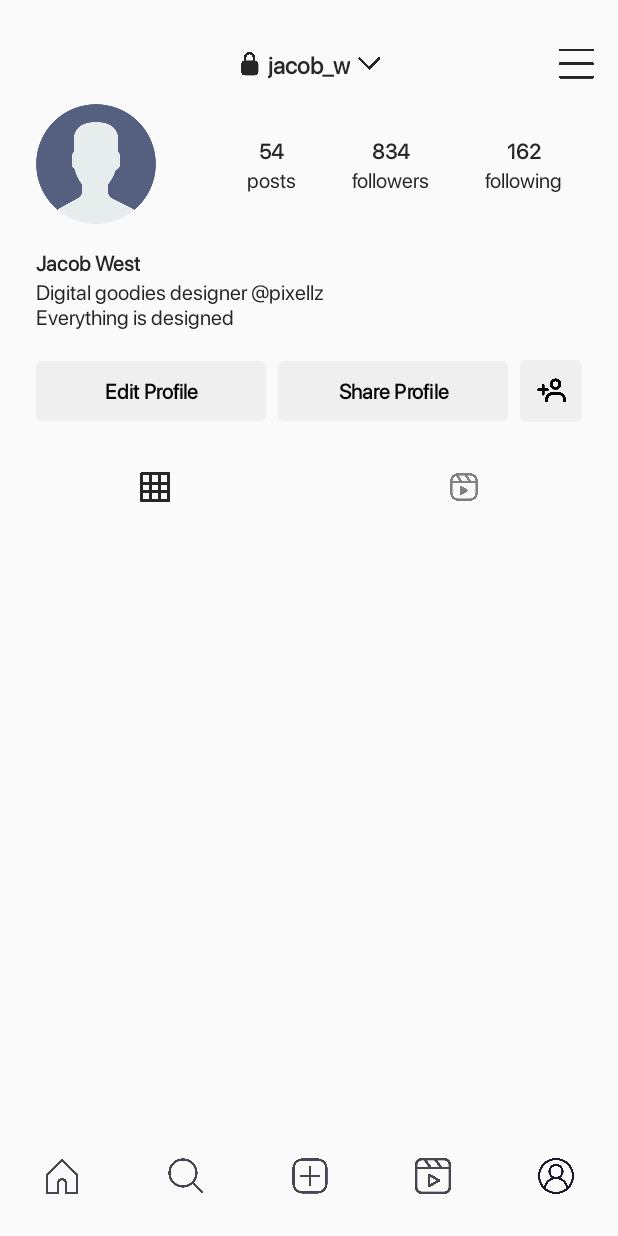
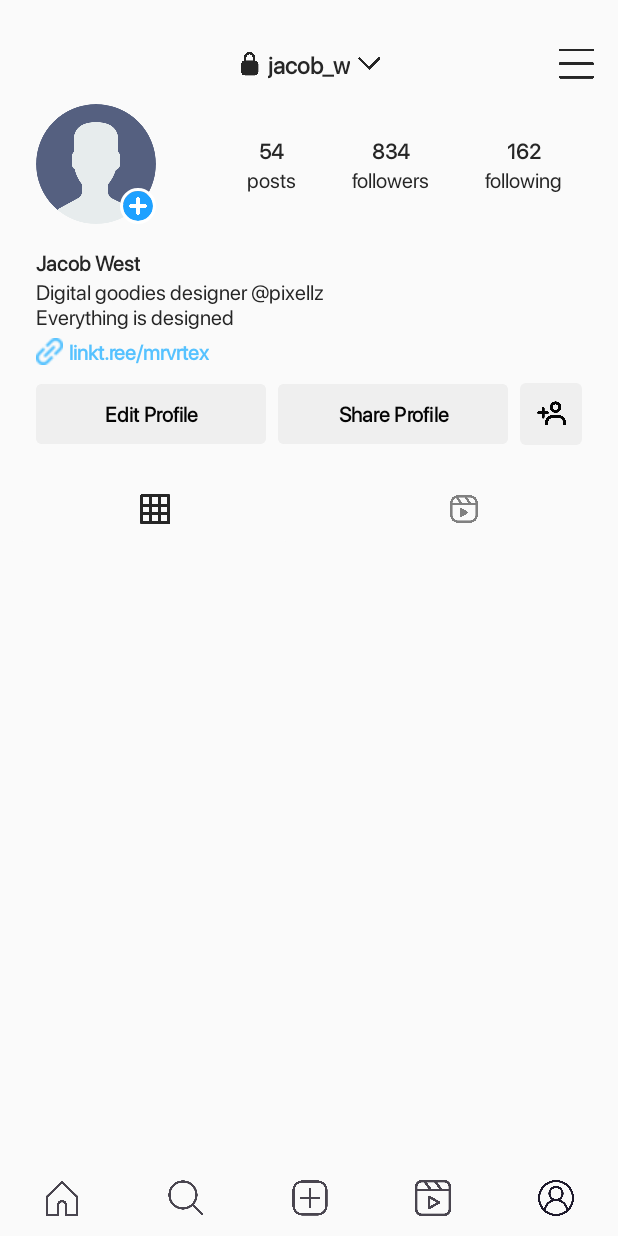
Before and after one commit to subhajit-rajak/instagram-clone, an Android app: the screen it shows after launch once a user with an empty profile is signed in (Home), item 5 of the bottom bar chosen, on a phone screen of 412 x 824 dp. Run offline under Robolectric (Android 15) with nearby library versions, the phone set to English and light mode, and no system bars; our stand-ins replace CircleImageView, Firebase (no records; nobody signed in at launch, a user with empty details on screens opened directly), Picasso, navigation-ui; libraries missing offline, so code that uses them is left out: com.github.marlonlom.utilities; pictures from the network do not load; Roboto replaces fonts that are not available here; 9 statements that could not run were skipped.

Commit message:
Fixed like button and added Website in Profile section

```diff
--- a/app/src/main/java/com/subhajitrajak/instagramclone/adapters/PostAdapter.kt
+++ b/app/src/main/java/com/subhajitrajak/instagramclone/adapters/PostAdapter.kt
@@ -44,7 +44,7 @@ class PostAdapter(var context: Context, private var postList: ArrayList<Post>):
             }
         } catch (_: Exception) {}
 
-        Glide.with(context).load(postList[position].postUrl).placeholder(R.drawable.loading).into(holder.binding.postImage)
+        Glide.with(context).load(postList[position].postUrl).into(holder.binding.postImage)
         holder.binding.time.text= TimeAgo.using(postList[position].time)
 
         var isLiked = false
--- a/app/src/main/res/layout/activity_home.xml
+++ b/app/src/main/res/layout/activity_home.xml
@@ -8,7 +8,7 @@
     <com.google.android.material.bottomnavigation.BottomNavigationView
         android:id="@+id/nav_view"
         android:layout_width="0dp"
-        android:layout_height="wrap_content"
+        android:layout_height="50dp"
         android:background="@color/white"
         app:labelVisibilityMode="unlabeled"
         app:layout_constraintBottom_toBottomOf="parent"
--- a/app/src/main/res/layout/fragment_home.xml
+++ b/app/src/main/res/layout/fragment_home.xml
@@ -62,7 +62,7 @@
                     android:layout_height="20dp"
                     android:src="@drawable/add"
                     app:civ_border_color="@color/bg_light"
-                    app:civ_border_width="0sp"
+                    app:civ_border_width="2sp"
                     app:layout_constraintBottom_toBottomOf="@+id/profilePic"
                     app:layout_constraintEnd_toEndOf="@+id/profilePic"
                     app:layout_constraintHorizontal_bias="1.0"
--- a/app/src/main/res/layout/fragment_profile.xml
+++ b/app/src/main/res/layout/fragment_profile.xml
@@ -68,6 +68,20 @@
             app:layout_constraintStart_toStartOf="parent"
             app:layout_constraintTop_toBottomOf="@id/profile_username" />
 
+        <de.hdodenhof.circleimageview.CircleImageView
+            android:id="@+id/add_image"
+            android:layout_width="24dp"
+            android:layout_height="24dp"
+            android:src="@drawable/add"
+            app:civ_border_color="@color/bg_light"
+            app:civ_border_width="2sp"
+            app:layout_constraintBottom_toBottomOf="@+id/profile_image"
+            app:layout_constraintEnd_toEndOf="@+id/profile_image"
+            app:layout_constraintHorizontal_bias="1.0"
+            app:layout_constraintStart_toStartOf="@+id/profile_image"
+            app:layout_constraintTop_toTopOf="@+id/profile_image"
+            app:layout_constraintVertical_bias="1.0" />
+
         <TextView
             android:id="@+id/profile_name"
             android:layout_width="wrap_content"
@@ -87,9 +101,25 @@
             android:layout_height="wrap_content"
             android:text="Digital goodies designer @pixellz\nEverything is designed"
             android:textColor="@color/black"
+            app:layout_constraintBottom_toTopOf="@+id/profile_website"
+            app:layout_constraintStart_toStartOf="@id/profile_name"
+            app:layout_constraintTop_toBottomOf="@+id/profile_name" />
+
+        <TextView
+            android:id="@+id/profile_website"
+            android:layout_width="wrap_content"
+            android:layout_height="wrap_content"
+            android:layout_marginTop="4dp"
+            android:layout_marginBottom="8dp"
+            android:drawablePadding="4dp"
+            android:text="linkt.ree/mrvrtex"
+            android:textColor="@color/blue_link_color"
+            android:textStyle="bold"
+            app:drawableStartCompat="@drawable/link"
+            app:drawableTint="@color/blue_link_color"
             app:layout_constraintBottom_toTopOf="@+id/edit_profile"
             app:layout_constraintStart_toStartOf="@id/profile_name"
-            app:layout_constraintTop_toBottomOf="@+id/profile_name" />
+            app:layout_constraintTop_toBottomOf="@+id/profile_bio" />
 
         <Button
             android:id="@+id/edit_profile"
@@ -98,18 +128,17 @@
             android:layout_marginStart="24dp"
             android:layout_marginTop="16dp"
             android:layout_marginEnd="4dp"
-            android:layout_marginBottom="16dp"
             android:backgroundTint="@color/greyButton"
-            android:textStyle="bold"
             android:text="@string/edit_profile"
             android:textColor="@color/bg_dark"
+            android:textStyle="bold"
             app:cornerRadius="4dp"
-            app:rippleColor="@color/light_white"
             app:layout_constraintBottom_toBottomOf="parent"
             app:layout_constraintEnd_toStartOf="@+id/share_profile"
             app:layout_constraintHorizontal_chainStyle="packed"
             app:layout_constraintStart_toStartOf="parent"
-            app:layout_constraintTop_toBottomOf="@+id/profile_bio" />
+            app:layout_constraintTop_toBottomOf="@+id/profile_bio"
+            app:rippleColor="@color/light_white" />
 
         <Button
             android:id="@+id/share_profile"
--- a/app/src/main/res/layout/post_item_home.xml
+++ b/app/src/main/res/layout/post_item_home.xml
@@ -57,8 +57,7 @@
         <ImageView
             android:id="@+id/post_image"
             android:layout_width="match_parent"
-            android:layout_height="wrap_content"
-            tools:srcCompat="@drawable/loading" />
+            android:layout_height="wrap_content" />
 
         <androidx.constraintlayout.widget.ConstraintLayout
             android:layout_width="match_parent"
@@ -71,7 +70,6 @@
                 android:layout_marginStart="16dp"
                 android:layout_marginTop="16dp"
                 android:src="@drawable/heart"
-                app:tint="@color/black"
                 app:layout_constraintStart_toStartOf="parent"
                 app:layout_constraintTop_toTopOf="parent" />
 
--- a/app/src/main/res/values/colors.xml
+++ b/app/src/main/res/values/colors.xml
@@ -13,4 +13,5 @@
     <color name="greyButton">#EFEFEF</color>
     <color name="hintColorNote">#4C4C4C</color>
     <color name="tabLayoutColor">#000000</color>
+    <color name="blue_link_color">#56C2FF</color>
 </resources>
```
Also changed, not shown: app/src/main/java/com/subhajitrajak/instagramclone/fragments/Profile.kt (+25 -1 lines), app/src/main/res/drawable-night/heart.png (added), app/src/main/res/drawable/heart.png, app/src/main/res/drawable/link.png (added).
